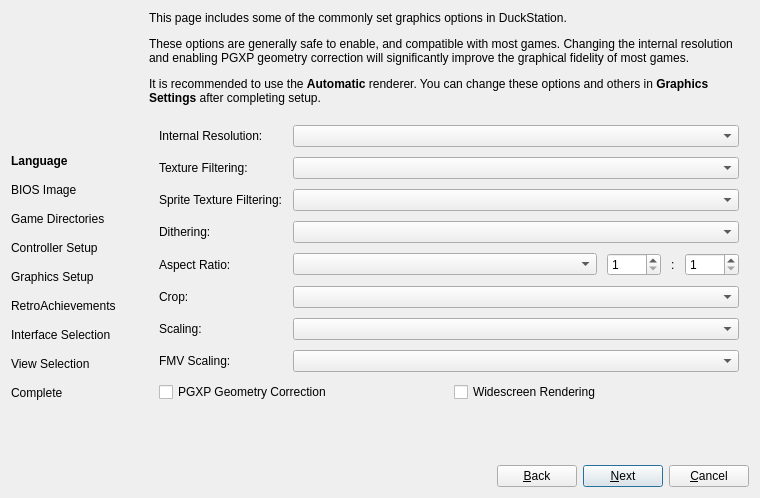
Old version of the form src/duckstation-qt/setupwizarddialog.ui in the repository stenzek/duckstation.
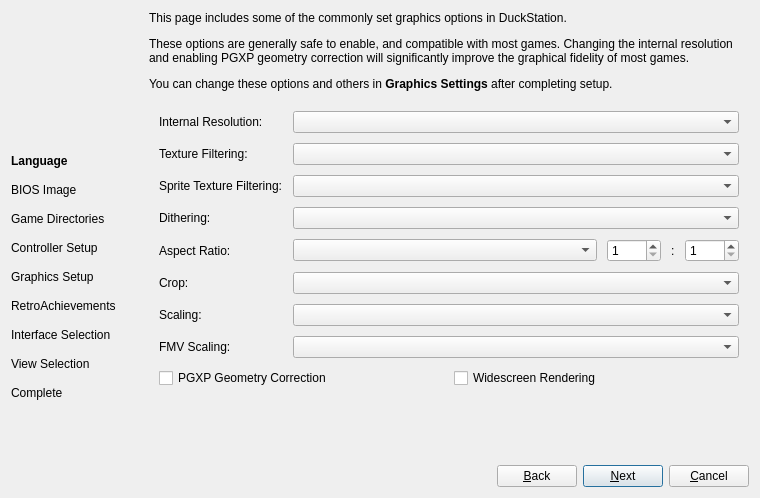
New version of the form. The open tabs and pages were chosen to show the change. Icons and pictures are not drawn. Custom widgets are drawn as their Qt base class.

Commit message:
Qt: Remove note about renderer from setup wizard
It's not in this page anymore.

```diff
--- a/src/duckstation-qt/setupwizarddialog.ui
+++ b/src/duckstation-qt/setupwizarddialog.ui
@@ -824,7 +824,7 @@
        <item>
         <widget class="QLabel" name="label_17">
          <property name="text">
-          <string>&lt;html&gt;&lt;head/&gt;&lt;body&gt;&lt;p&gt;This page includes some of the commonly set graphics options in DuckStation.&lt;/p&gt;&lt;p&gt;These options are generally safe to enable, and compatible with most games. Changing the internal resolution and enabling PGXP geometry correction will significantly improve the graphical fidelity of most games.&lt;/p&gt;&lt;p&gt;It is recommended to use the &lt;span style=&quot; font-weight:700;&quot;&gt;Automatic &lt;/span&gt;renderer. You can change these options and others in &lt;span style=&quot; font-weight:700;&quot;&gt;Graphics Settings &lt;/span&gt;after completing setup.&lt;/p&gt;&lt;/body&gt;&lt;/html&gt;</string>
+          <string>&lt;html&gt;&lt;head/&gt;&lt;body&gt;&lt;p&gt;This page includes some of the commonly set graphics options in DuckStation.&lt;/p&gt;&lt;p&gt;These options are generally safe to enable, and compatible with most games. Changing the internal resolution and enabling PGXP geometry correction will significantly improve the graphical fidelity of most games.&lt;/p&gt;&lt;p&gt;You can change these options and others in &lt;span style=&quot; font-weight:700;&quot;&gt;Graphics Settings &lt;/span&gt;after completing setup.&lt;/p&gt;&lt;/body&gt;&lt;/html&gt;</string>
          </property>
          <property name="wordWrap">
           <bool>true</bool>
```
